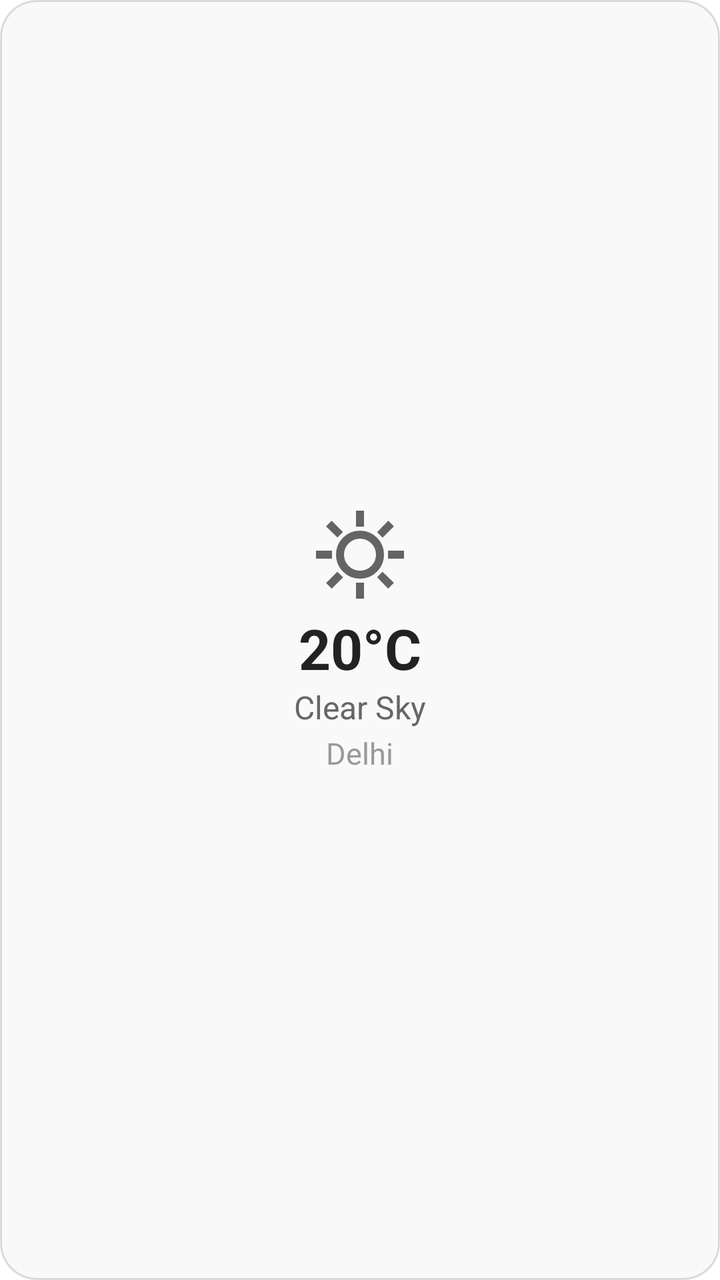
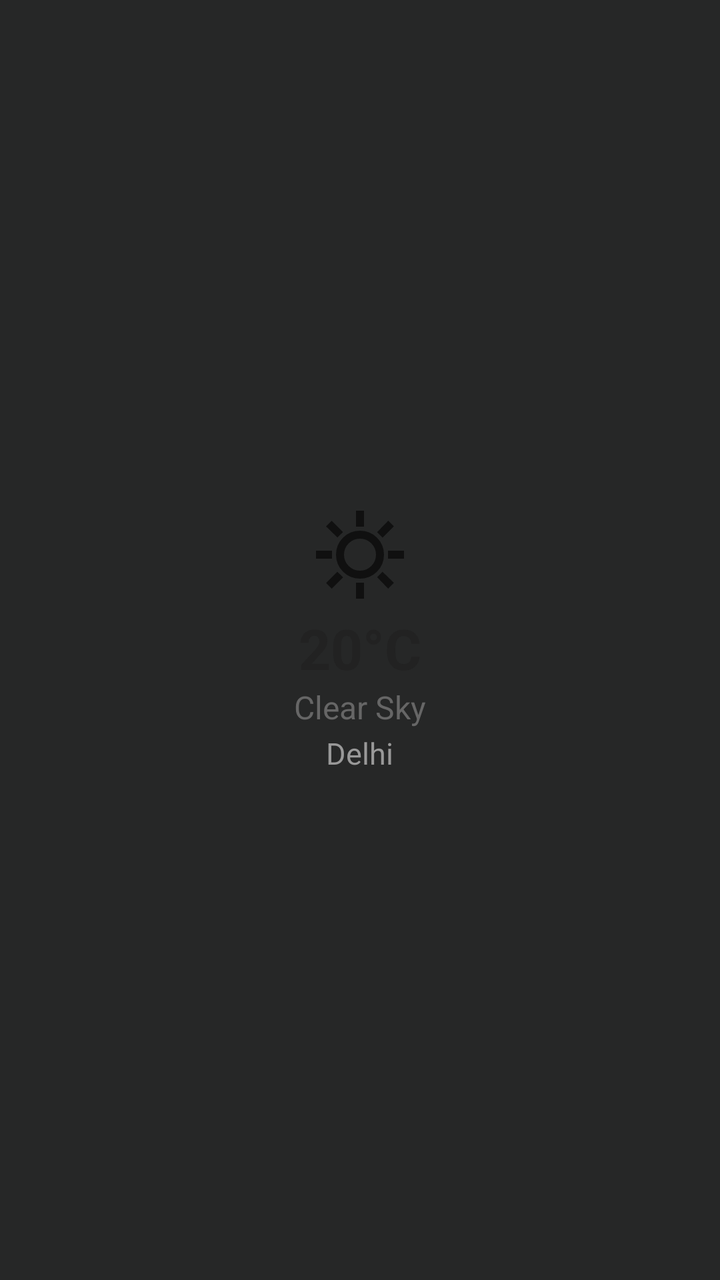

Screens rendered from an Android XML layout before and after an edit, with the pre-edit source and the edit as a unified diff.
<!-- AndroidManifest.xml: fallback theme Theme.MaterialComponents.DayNight.NoActionBar -->
<!-- res/layout/home_widget.xml -->
<?xml version="1.0" encoding="utf-8"?>
<LinearLayout xmlns:android="http://schemas.android.com/apk/res/android"
    android:id="@+id/widget_root"
    android:orientation="vertical"
    android:background="@drawable/widget_bg"
    android:padding="16dp"
    android:layout_width="match_parent"
    android:layout_height="wrap_content"
    android:gravity="center">

    <ImageView
        android:id="@+id/weather_icon"
        android:layout_width="48dp"
        android:layout_height="48dp"
        android:src="@drawable/ic_sunny" 
        android:contentDescription="@string/weather_icon" />

    <TextView
        android:id="@+id/weather_temp"
        android:text="20°C"
        android:textStyle="bold"
        android:textColor="#222222"
        android:textSize="28sp"
        android:layout_marginTop="4dp"
        android:layout_width="wrap_content"
        android:layout_height="wrap_content" />

    <TextView
        android:id="@+id/weather_desc"
        android:text="Clear Sky"
        android:textSize="16sp"
        android:textColor="#666666"
        android:layout_width="wrap_content"
        android:layout_height="wrap_content" />

    <TextView
        android:id="@+id/weather_city"
        android:text="Delhi"
        android:textSize="15sp"
        android:textColor="#999999"
        android:layout_marginTop="2dp"
        android:layout_width="wrap_content"
        android:layout_height="wrap_content" />
</LinearLayout>
<!-- resources referenced by this layout -->
<resources>
  <!-- drawable ic_sunny (drawable) -->
  <vector xmlns:android="http://schemas.android.com/apk/res/android"
      android:width="24dp"
      android:height="24dp"
      android:viewportWidth="960"
      android:viewportHeight="960"
      android:tint="?attr/colorControlNormal">
    <path
        android:fillColor="@android:color/white"
        android:pathData="M440,200L440,40L520,40L520,200L440,200ZM706,310L651,255L763,140L819,197L706,310ZM760,520L760,440L920,440L920,520L760,520ZM440,920L440,760L520,760L520,920L440,920ZM254,308L140,197L197,141L310,254L254,308ZM762,820L651,705L705,651L819,761L762,820ZM40,520L40,440L200,440L200,520L40,520ZM197,820L141,763L253,651L282,678L311,706L197,820ZM480,720Q380,720 310,650Q240,580 240,480Q240,380 310,310Q380,240 480,240Q580,240 650,310Q720,380 720,480Q720,580 650,650Q580,720 480,720ZM480,640Q546,640 593,593Q640,546 640,480Q640,414 593,367Q546,320 480,320Q414,320 367,367Q320,414 320,480Q320,546 367,593Q414,640 480,640ZM480,480Q480,480 480,480Q480,480 480,480Q480,480 480,480Q480,480 480,480Q480,480 480,480Q480,480 480,480Q480,480 480,480Q480,480 480,480Z"/>
  </vector>
  <!-- drawable widget_bg (drawable) -->
  <shape xmlns:android="http://schemas.android.com/apk/res/android" android:shape="rectangle">
      <solid android:color="#FFF9F9F9" /> 
      <corners android:radius="18dp" />
      <stroke android:width="1dp" android:color="#22000000" /> 
      <padding android:left="8dp" android:top="8dp" android:right="8dp" android:bottom="8dp"/>
  </shape>
  <string name="weather_icon">Weather Icon</string>
</resources>

<!-- the commit's change to res/layout/home_widget.xml (unified diff, before → after) -->
@@ -2,7 +2,7 @@
 <LinearLayout xmlns:android="http://schemas.android.com/apk/res/android"
     android:id="@+id/widget_root"
     android:orientation="vertical"
-    android:background="@drawable/widget_bg"
+    android:background="#262727"
     android:padding="16dp"
     android:layout_width="match_parent"
     android:layout_height="wrap_content"
<!-- resource entries referenced after the edit -->
@@ -11,13 +11,6 @@
         android:fillColor="@android:color/white"
         android:pathData="M440,200L440,40L520,40L520,200L440,200ZM706,310L651,255L763,140L819,197L706,310ZM760,520L760,440L920,440L920,520L760,520ZM440,920L440,760L520,760L520,920L440,920ZM254,308L140,197L197,141L310,254L254,308ZM762,820L651,705L705,651L819,761L762,820ZM40,520L40,440L200,440L200,520L40,520ZM197,820L141,763L253,651L282,678L311,706L197,820ZM480,720Q380,720 310,650Q240,580 240,480Q240,380 310,310Q380,240 480,240Q580,240 650,310Q720,380 720,480Q720,580 650,650Q580,720 480,720ZM480,640Q546,640 593,593Q640,546 640,480Q640,414 593,367Q546,320 480,320Q414,320 367,367Q320,414 320,480Q320,546 367,593Q414,640 480,640ZM480,480Q480,480 480,480Q480,480 480,480Q480,480 480,480Q480,480 480,480Q480,480 480,480Q480,480 480,480Q480,480 480,480Q480,480 480,480Z"/>
   </vector>
-  <!-- drawable widget_bg (drawable) -->
-  <shape xmlns:android="http://schemas.android.com/apk/res/android" android:shape="rectangle">
-      <solid android:color="#FFF9F9F9" /> 
-      <corners android:radius="18dp" />
-      <stroke android:width="1dp" android:color="#22000000" /> 
-      <padding android:left="8dp" android:top="8dp" android:right="8dp" android:bottom="8dp"/>
-  </shape>
   <string name="weather_icon">Weather Icon</string>
 </resources>
 
